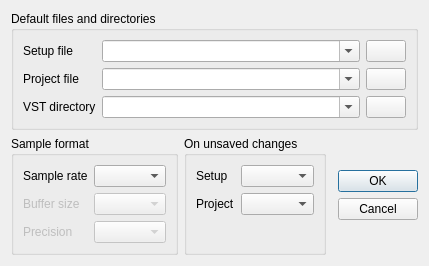
Old version of the form src/vstboard/views/configdialog.ui in the repository rbarreiros/vstboard.
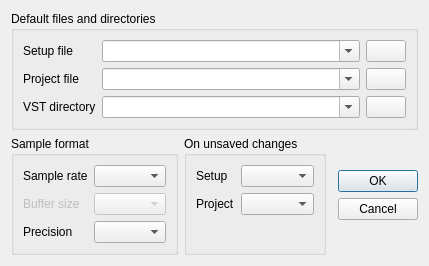
New version of the form. Icons and pictures are not drawn.

What changed in the file:
```diff
--- a/src/vstboard/views/configdialog.ui
+++ b/src/vstboard/views/configdialog.ui
@@ -216,21 +216,14 @@
        </widget>
       </item>
       <item row="3" column="0">
-       <widget class="QLabel" name="label_6">
-        <property name="enabled">
-         <bool>false</bool>
-        </property>
+       <widget class="QLabel" name="labelsamplePrecision">
         <property name="text">
          <string>Precision</string>
         </property>
        </widget>
       </item>
       <item row="3" column="1">
-       <widget class="QComboBox" name="samplePrecision">
-        <property name="enabled">
-         <bool>false</bool>
-        </property>
-       </widget>
+       <widget class="QComboBox" name="samplePrecision"/>
       </item>
      </layout>
     </widget>
```
Left out of the diff: 4 changed lines with no effect on the pictures.
